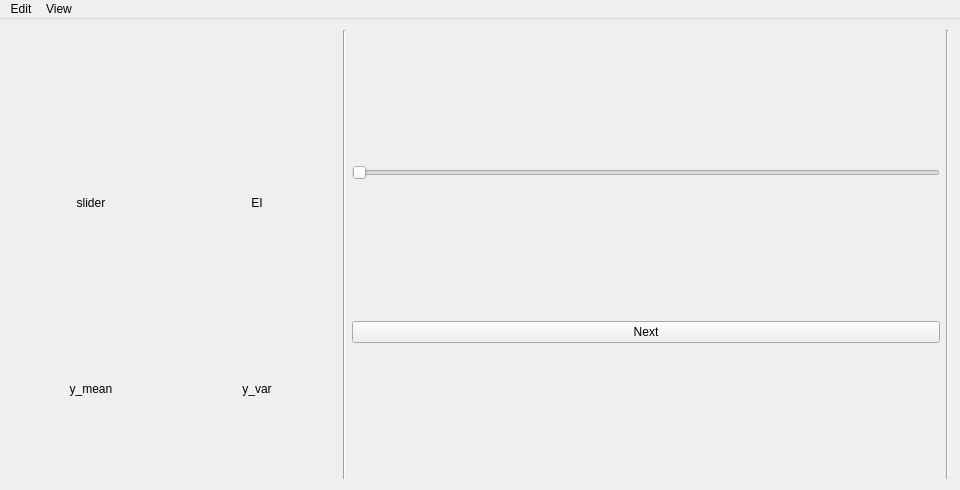
Above: demos/sequential_line_search_photo/mainwindow.ui from yuki-koyama/sequential-line-search before the change. Below: the same form after it.
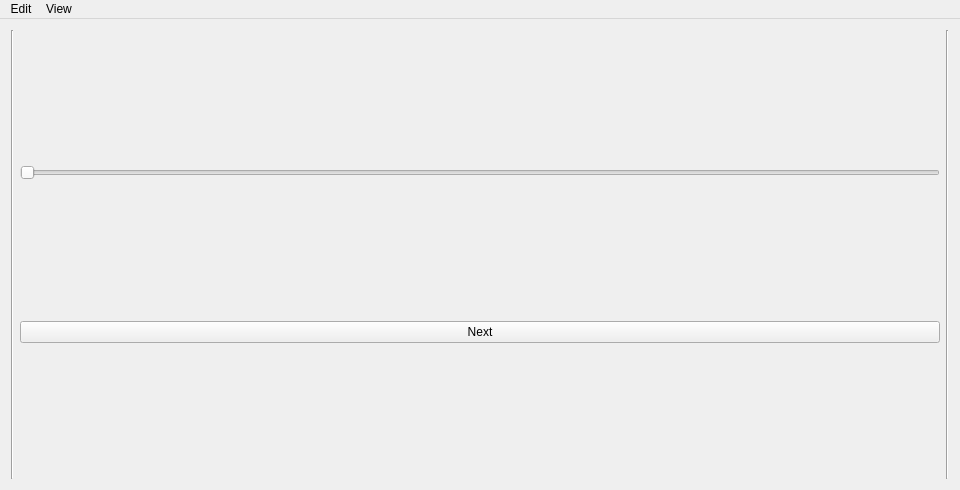
That is the form after the change. Custom widgets are drawn as their Qt base class.

Commit message: Reduce dependencies to the .ui file for UI management

What changed in the file:
```diff
--- a/demos/sequential_line_search_photo/mainwindow.ui
+++ b/demos/sequential_line_search_photo/mainwindow.ui
@@ -17,112 +17,6 @@
    <layout class="QHBoxLayout" name="horizontalLayout">
     <item>
      <layout class="QGridLayout" name="gridLayout">
-      <item row="0" column="1">
-       <widget class="MainWidget" name="widget_e" native="true">
-        <property name="minimumSize">
-         <size>
-          <width>160</width>
-          <height>160</height>
-         </size>
-        </property>
-       </widget>
-      </item>
-      <item row="3" column="1">
-       <widget class="MainWidget" name="widget_s" native="true">
-        <property name="minimumSize">
-         <size>
-          <width>160</width>
-          <height>160</height>
-         </size>
-        </property>
-       </widget>
-      </item>
-      <item row="4" column="0">
-       <widget class="QLabel" name="label_m">
-        <property name="text">
-         <string>y_mean</string>
-        </property>
-        <property name="alignment">
-         <set>Qt::AlignCenter</set>
-        </property>
-       </widget>
-      </item>
-      <item row="1" column="0">
-       <widget class="QLabel" name="label_y">
-        <property name="text">
-         <string>slider</string>
-        </property>
-        <property name="alignment">
-         <set>Qt::AlignCenter</set>
-        </property>
-       </widget>
-      </item>
-      <item row="4" column="1">
-       <widget class="QLabel" name="label_s">
-        <property name="text">
-         <string>y_var</string>
-        </property>
-        <property name="alignment">
-         <set>Qt::AlignCenter</set>
-        </property>
-       </widget>
-      </item>
-      <item row="3" column="0">
-       <widget class="MainWidget" name="widget_m" native="true">
-        <property name="minimumSize">
-         <size>
-          <width>160</width>
-          <height>160</height>
-         </size>
-        </property>
-       </widget>
-      </item>
-      <item row="1" column="1">
-       <widget class="QLabel" name="label_e">
-        <property name="text">
-         <string>EI</string>
-        </property>
-        <property name="alignment">
-         <set>Qt::AlignCenter</set>
-        </property>
-       </widget>
-      </item>
-      <item row="0" column="0">
-       <widget class="MainWidget" name="widget_y" native="true">
-        <property name="minimumSize">
-         <size>
-          <width>160</width>
-          <height>160</height>
-         </size>
-        </property>
-       </widget>
-      </item>
-      <item row="5" column="0">
-       <spacer name="verticalSpacer">
-        <property name="orientation">
-         <enum>Qt::Vertical</enum>
-        </property>
-        <property name="sizeHint" stdset="0">
-         <size>
-          <width>20</width>
-          <height>40</height>
-         </size>
-        </property>
-       </spacer>
-      </item>
-      <item row="5" column="1">
-       <spacer name="verticalSpacer_2">
-        <property name="orientation">
-         <enum>Qt::Vertical</enum>
-        </property>
-        <property name="sizeHint" stdset="0">
-         <size>
-          <width>20</width>
-          <height>40</height>
-         </size>
-        </property>
-       </spacer>
-      </item>
      </layout>
     </item>
     <item>
```
The commit also changes 2 other files.
